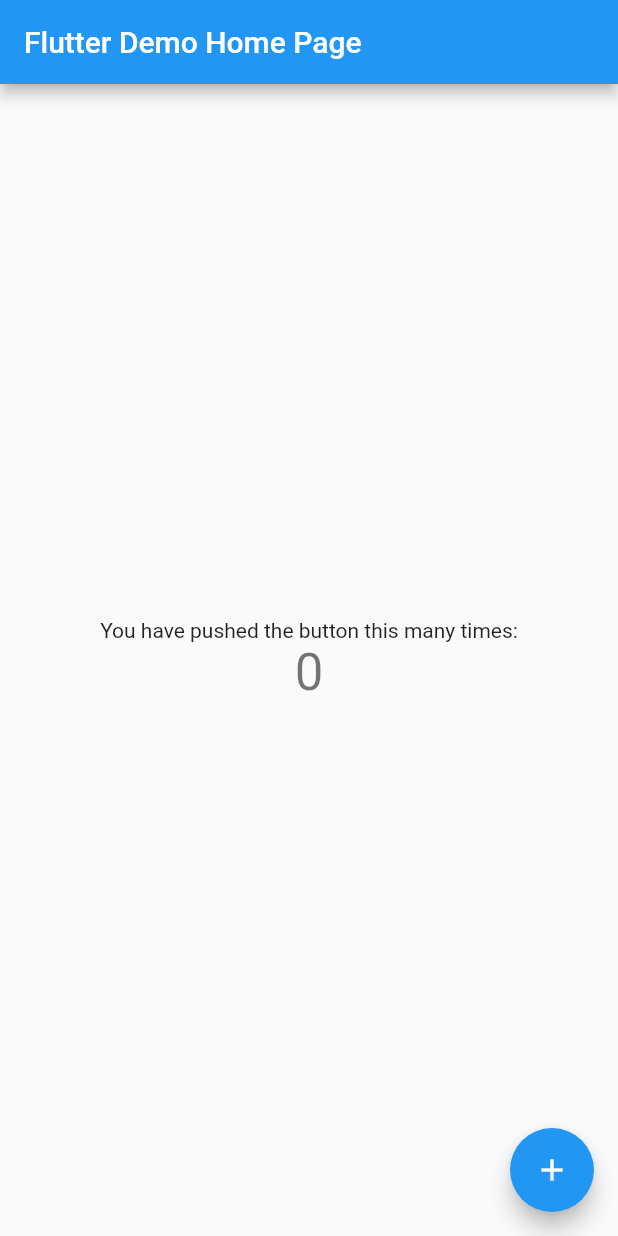
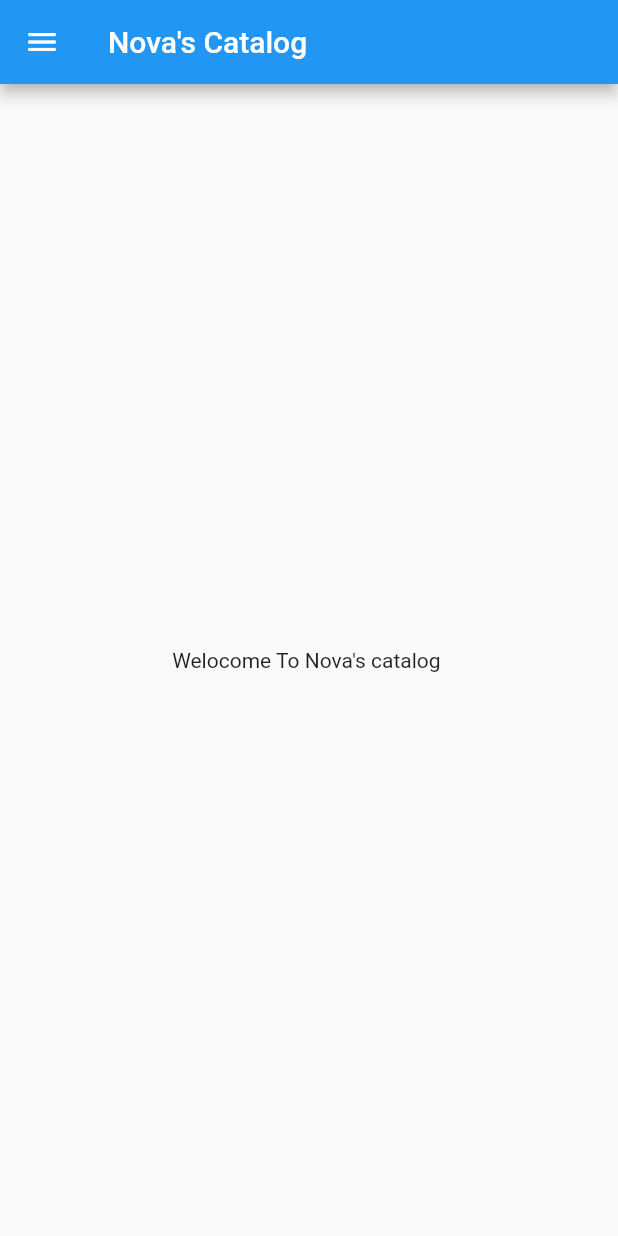
Before and after one commit to NileshTelang/CatalogApp-Flutter, a Flutter app: the screen it shows after launch, on a phone screen of 412 x 824 dp. Run offline on Flutter 3.47's test engine with Material 2 defaults, Android fonts, the phone set to English and light mode, and no system bars.

Commit message:
S2 commit

```diff
--- /dev/null
+++ b/lib/homapage.dart
@@ -0,0 +1,21 @@
+import 'package:flutter/material.dart';
+
+class HomePage extends StatelessWidget {
+  const HomePage({Key? key}) : super(key: key);
+  final String CatalogName = "Nova's catalog ";
+
+  @override
+  Widget build(BuildContext context) {
+    return Scaffold(
+      appBar: AppBar(
+        title: Text("Nova's Catalog"),
+      ),
+      body: Center(
+        child: Container(
+          child: Text("Welocome To $CatalogName"),
+        ),
+      ),
+      drawer: Drawer(),
+    );
+  }
+}
--- a/lib/main.dart
+++ b/lib/main.dart
@@ -1,115 +1,17 @@
 import 'package:flutter/material.dart';
+import 'package:nova/homapage.dart';
 
 void main() {
-  runApp(const MyApp());
+  runApp(nova());
 }
 
-class MyApp extends StatelessWidget {
-  const MyApp({Key? key}) : super(key: key);
+class nova extends StatelessWidget {
+  const nova({Key? key}) : super(key: key);
 
-  // This widget is the root of your application.
   @override
   Widget build(BuildContext context) {
     return MaterialApp(
-      title: 'Flutter Demo',
-      theme: ThemeData(
-        // This is the theme of your application.
-        //
-        // Try running your application with "flutter run". You'll see the
-        // application has a blue toolbar. Then, without quitting the app, try
-        // changing the primarySwatch below to Colors.green and then invoke
-        // "hot reload" (press "r" in the console where you ran "flutter run",
-        // or simply save your changes to "hot reload" in a Flutter IDE).
-        // Notice that the counter didn't reset back to zero; the application
-        // is not restarted.
-        primarySwatch: Colors.blue,
-      ),
-      home: const MyHomePage(title: 'Flutter Demo Home Page'),
+      home: HomePage(),
     );
   }
 }
-
-class MyHomePage extends StatefulWidget {
-  const MyHomePage({Key? key, required this.title}) : super(key: key);
-
-  // This widget is the home page of your application. It is stateful, meaning
-  // that it has a State object (defined below) that contains fields that affect
-  // how it looks.
-
-  // This class is the configuration for the state. It holds the values (in this
-  // case the title) provided by the parent (in this case the App widget) and
-  // used by the build method of the State. Fields in a Widget subclass are
-  // always marked "final".
-
-  final String title;
-
-  @override
-  State<MyHomePage> createState() => _MyHomePageState();
-}
-
-class _MyHomePageState extends State<MyHomePage> {
-  int _counter = 0;
-
-  void _incrementCounter() {
-    setState(() {
-      // This call to setState tells the Flutter framework that something has
-      // changed in this State, which causes it to rerun the build method below
-      // so that the display can reflect the updated values. If we changed
-      // _counter without calling setState(), then the build method would not be
-      // called again, and so nothing would appear to happen.
-      _counter++;
-    });
-  }
-
-  @override
-  Widget build(BuildContext context) {
-    // This method is rerun every time setState is called, for instance as done
-    // by the _incrementCounter method above.
-    //
-    // The Flutter framework has been optimized to make rerunning build methods
-    // fast, so that you can just rebuild anything that needs updating rather
-    // than having to individually change instances of widgets.
-    return Scaffold(
-      appBar: AppBar(
-        // Here we take the value from the MyHomePage object that was created by
-        // the App.build method, and use it to set our appbar title.
-        title: Text(widget.title),
-      ),
-      body: Center(
-        // Center is a layout widget. It takes a single child and positions it
-        // in the middle of the parent.
-        child: Column(
-          // Column is also a layout widget. It takes a list of children and
-          // arranges them vertically. By default, it sizes itself to fit its
-          // children horizontally, and tries to be as tall as its parent.
-          //
-          // Invoke "debug painting" (press "p" in the console, choose the
-          // "Toggle Debug Paint" action from the Flutter Inspector in Android
-          // Studio, or the "Toggle Debug Paint" command in Visual Studio Code)
-          // to see the wireframe for each widget.
-          //
-          // Column has various properties to control how it sizes itself and
-          // how it positions its children. Here we use mainAxisAlignment to
-          // center the children vertically; the main axis here is the vertical
-          // axis because Columns are vertical (the cross axis would be
-          // horizontal).
-          mainAxisAlignment: MainAxisAlignment.center,
-          children: <Widget>[
-            const Text(
-              'You have pushed the button this many times:',
-            ),
-            Text(
-              '$_counter',
-              style: Theme.of(context).textTheme.headline4,
-            ),
-          ],
-        ),
-      ),
-      floatingActionButton: FloatingActionButton(
-        onPressed: _incrementCounter,
-        tooltip: 'Increment',
-        child: const Icon(Icons.add),
-      ), // This trailing comma makes auto-formatting nicer for build methods.
-    );
-  }
-}
```
Also changed, not shown: 1 other file.
